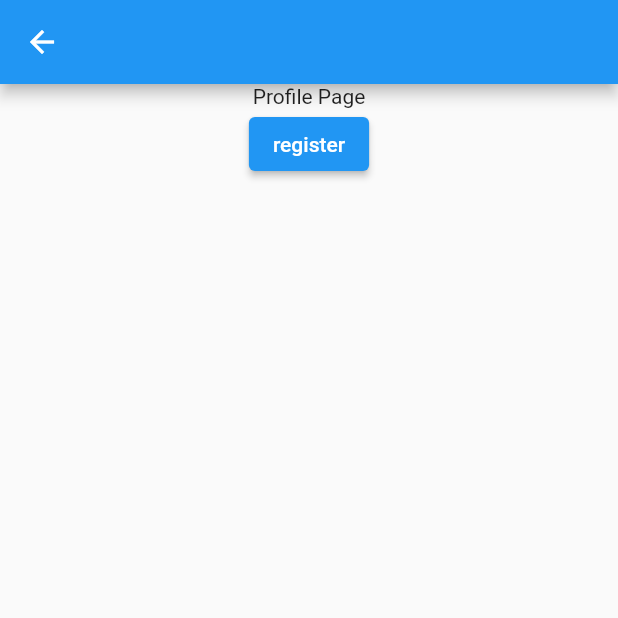
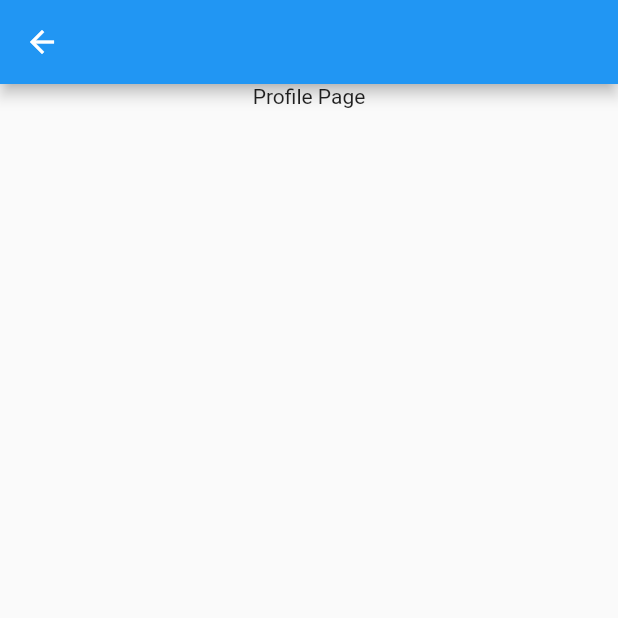
Before and after one commit to ahmetgezmen/calvesia, a Flutter app: the ProfilePage screen opened directly, on a phone screen of 412 x 824 dp, the top half of it. Run offline on Flutter 3.47's test engine with Material 2 defaults, Android fonts, the phone set to English and light mode, and no system bars; our stand-ins replace cloud_firestore, firebase_auth, firebase_core; accounts and stored records are empty.

Commit message:
ProfilPage'e denenmek için eklenen buton kaldırıldı ve popularcard ıcın viewmodel dosyası yaratıldı

```diff
--- a/lib/feature/onboard/view/ProfilePage.dart
+++ b/lib/feature/onboard/view/ProfilePage.dart
@@ -11,12 +11,9 @@ class ProfilePage extends StatelessWidget {
       appBar: AppBar(),
       body: Center(
         child: Column(
-          children: [
-            Text("Profile Page"),
-            ElevatedButton(onPressed: () {
-              SignUp(context, "ahmet-gezmen@hotmail.com", "password");
-            }, child: Text("register"))
-          ],
+          children: const [
+             Text("Profile Page"),
+           ],
         ),
       ),
     );
```
Also changed, not shown: lib/feature/onboard/viewmodel/PopularEventCardViewModel.dart (added).
